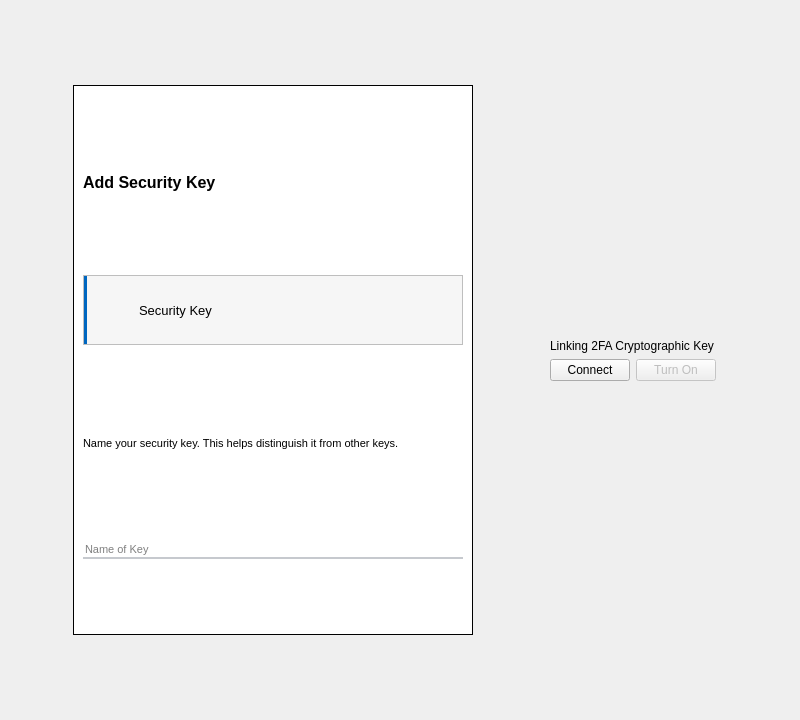
This is src/views/register_views/twofa_key_view.ui in devforgely/MFA-Simulator as Qt 5 draws it before an edit. The edited form follows.
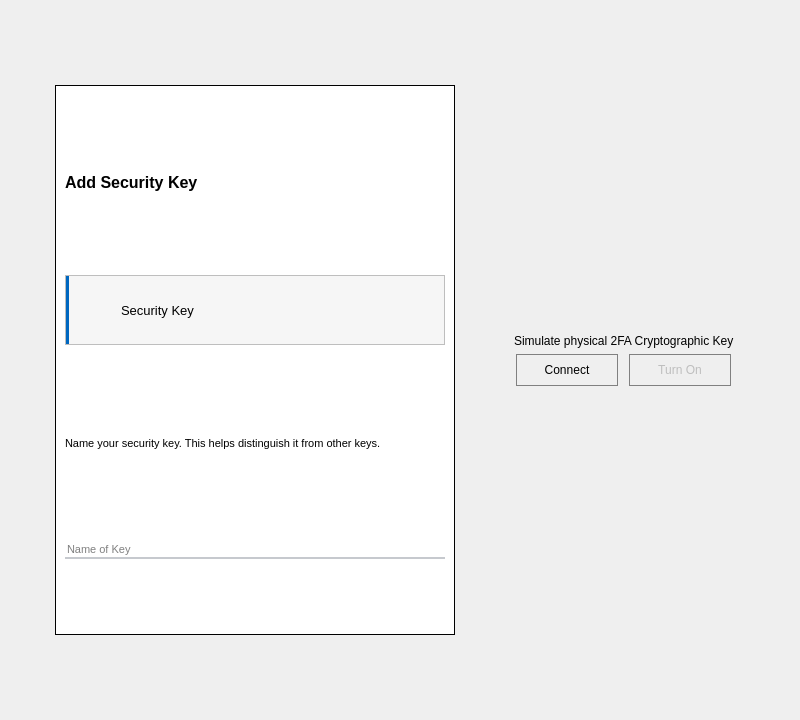
This is the edited form. Icons and pictures are not drawn.

Commit message: update on learn view

Diff of the .ui file:
```diff
--- a/src/views/register_views/twofa_key_view.ui
+++ b/src/views/register_views/twofa_key_view.ui
@@ -34,6 +34,11 @@
 	background-color: #0067c0; 
 }
 
+#title {
+	font-size: 12pt;
+	font-weight: bold;
+}
+
 #key_select_frame {
 	background-color: #f6f6f6;
 	border-left: 4px solid #0067c0;
@@ -47,6 +52,12 @@
     border-bottom: 1.5px solid #0067c0;
 }
 
+#connect_btn, #on_btn {
+	border: 1px solid gray;
+	height: 30px;
+	width: 100px;
+}
+
 </string>
   </property>
   <layout class="QHBoxLayout" name="horizontalLayout">
@@ -70,20 +81,13 @@
      <widget class="QWidget" name="page1">
       <layout class="QVBoxLayout" name="verticalLayout">
        <item>
-        <widget class="QLabel" name="label">
+        <widget class="QLabel" name="title">
          <property name="maximumSize">
           <size>
            <width>16777215</width>
            <height>50</height>
           </size>
          </property>
-         <property name="font">
-          <font>
-           <pointsize>12</pointsize>
-           <weight>75</weight>
-           <bold>true</bold>
-          </font>
-         </property>
          <property name="text">
           <string>Add Security Key</string>
          </property>
@@ -249,16 +253,16 @@
       <enum>QFrame::Raised</enum>
      </property>
      <layout class="QVBoxLayout" name="verticalLayout_2">
-      <item>
+      <item alignment="Qt::AlignHCenter">
        <widget class="QLabel" name="label_2">
         <property name="text">
-         <string>Linking 2FA Cryptographic Key</string>
+         <string>Simulate physical 2FA Cryptographic Key</string>
         </property>
        </widget>
       </item>
       <item>
        <layout class="QHBoxLayout" name="horizontalLayout_3">
-        <item>
+        <item alignment="Qt::AlignHCenter">
          <widget class="QPushButton" name="connect_btn">
           <property name="cursor">
            <cursorShape>PointingHandCursor</cursorShape>
@@ -266,9 +270,13 @@
           <property name="text">
            <string>Connect</string>
           </property>
+          <property name="icon">
+           <iconset>
+            <normaloff>../../resources/icons/electric-cord-1.svg</normaloff>../../resources/icons/electric-cord-1.svg</iconset>
+          </property>
          </widget>
         </item>
-        <item>
+        <item alignment="Qt::AlignHCenter">
          <widget class="QPushButton" name="on_btn">
           <property name="enabled">
            <bool>false</bool>
@@ -279,6 +287,10 @@
           <property name="text">
            <string>Turn On</string>
           </property>
+          <property name="icon">
+           <iconset>
+            <normaloff>../../resources/icons/power.svg</normaloff>../../resources/icons/power.svg</iconset>
+          </property>
          </widget>
         </item>
        </layout>
```
The commit also changes 27 other files.
